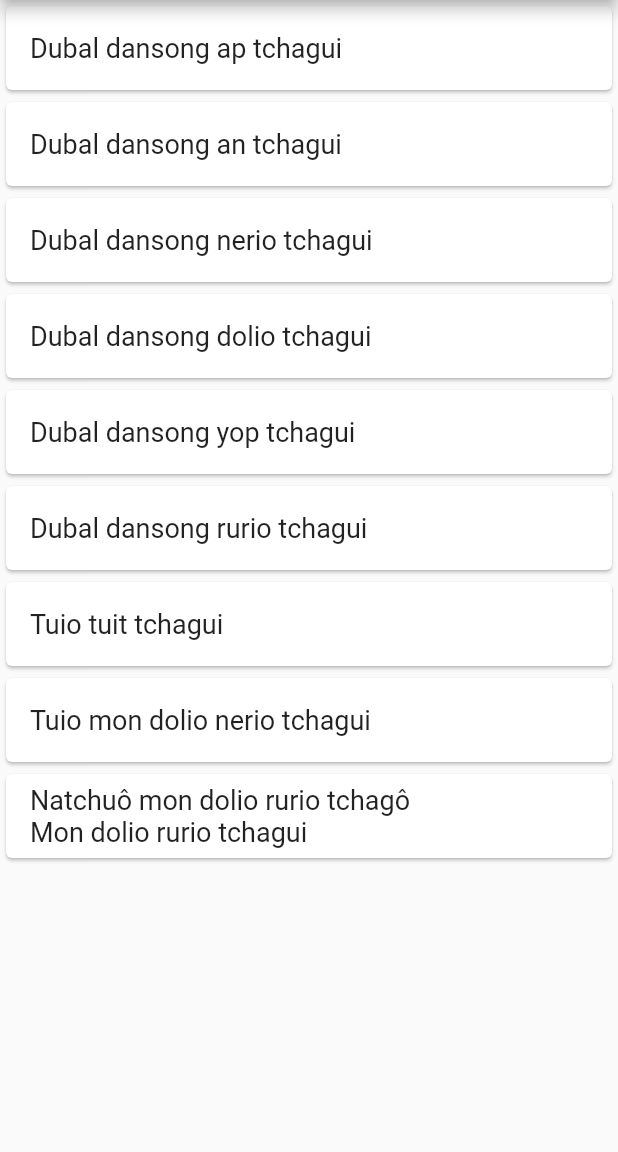
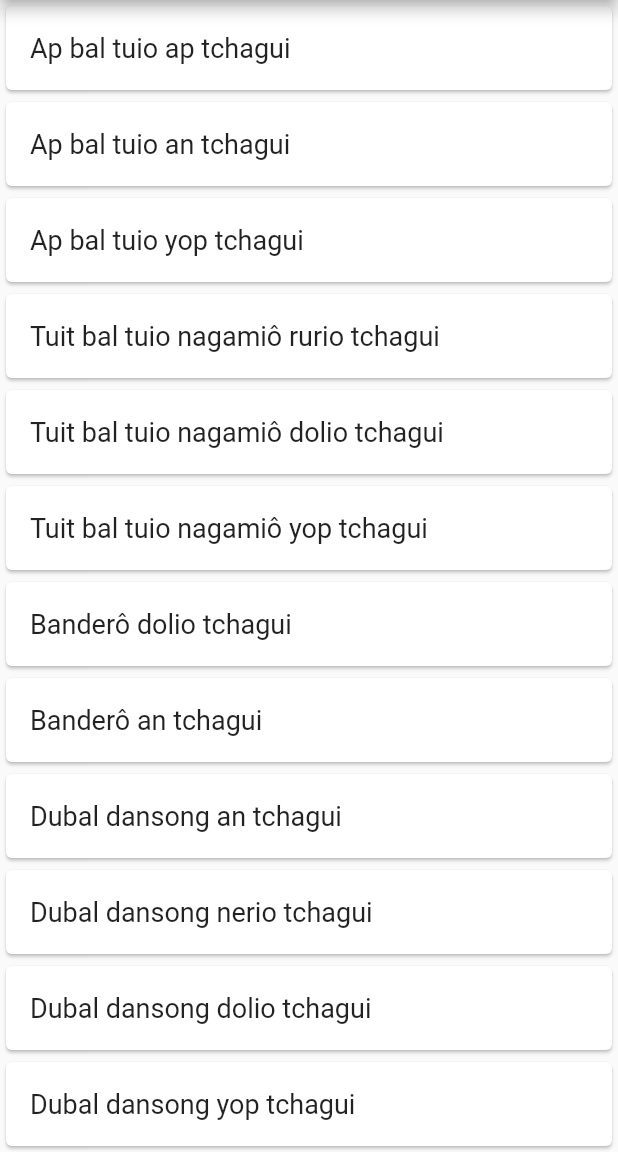
Before and after one commit to SouzaEduardoAC/taekwondo-guide, a Flutter app: the BalKiSulPage screen opened directly, on a phone screen of 412 x 824 dp, the part 84-1236 px from its top. Run offline on Flutter 3.47's test engine with Material 2 defaults, Android fonts, the phone set to English and light mode, and no system bars; our stand-ins replace video_player.

Commit message:
#Added some moves

```diff
--- a/lib/pages/BalKiSulPage.dart
+++ b/lib/pages/BalKiSulPage.dart
@@ -16,7 +16,16 @@ class BalKiSulPage extends StatelessWidget {
   Widget _buildListView(BuildContext context) {
     return ListView(
       children: <Widget>[
-        CardBiggerFont('Dubal dansong ap tchagui'),
+        // 7 GUB
+        CardBiggerFont('Ap bal tuio ap tchagui'),
+        CardBiggerFont('Ap bal tuio an tchagui'),
+        CardBiggerFont('Ap bal tuio yop tchagui'),
+        CardBiggerFont('Tuit bal tuio nagamiô rurio tchagui'),
+        CardBiggerFont('Tuit bal tuio nagamiô dolio tchagui'),
+        CardBiggerFont('Tuit bal tuio nagamiô yop tchagui'),
+        CardBiggerFont('Banderô dolio tchagui'),
+        CardBiggerFont('Banderô an tchagui'),
+        // 6 GUB
         CardBiggerFont('Dubal dansong an tchagui'),
         CardBiggerFont('Dubal dansong nerio tchagui'),
         CardBiggerFont('Dubal dansong dolio tchagui'),
--- a/lib/pages/SonKiSulPage.dart
+++ b/lib/pages/SonKiSulPage.dart
@@ -16,6 +16,12 @@ class SonKiSulPage extends StatelessWidget {
   Widget _buildListView(BuildContext context) {
     return ListView(
       children: <Widget>[
+        // 7 GUB
+        CardBiggerFont('Tuit kubi are godrô makkô\nAp kubi pyõn djumok barô seuô tchirgui'),
+        CardBiggerFont('Tuit kubi an palmõk momtong godrô makkô\nAp kubi pyõn djumok barô tchirgui'),
+        CardBiggerFont('Tuit kubi sonnal are godrô makkô\nAp kubi pyõnson kut opfô tchirgui'),
+        CardBiggerFont('Tuit kubi are godrô makkô\nAp kubi jebipfum mok tchigui'),
+        // 6 GUB
         CardBiggerFont('Tuit kubi sonnal makkô\nAp Kubi Pyõng Sonkut Seuô Tchirugui'),
         CardBiggerFont('Ap kubi jebipfum mok tchigô\nAp sogui momtong barô tchirugui'),
         CardBiggerFont('Ap kubi momtong makkô\nDubom tchirugui'),
```
